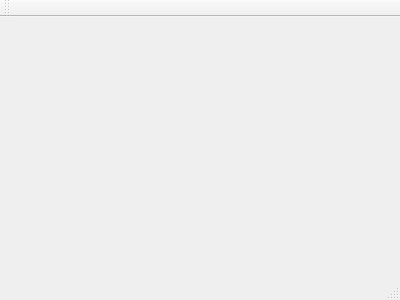
Qt form mainwindow.ui (cog777/TanksAttack) before a commit.
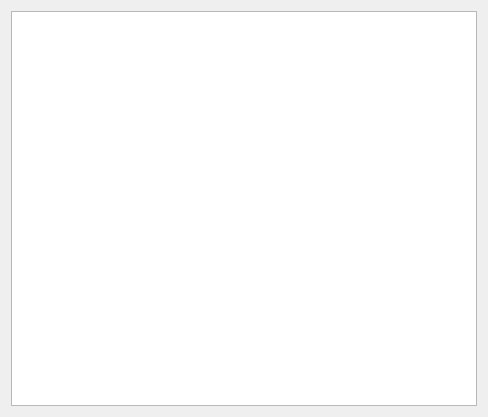
The same form after that commit.

Commit message: Added QGraphicsView, etc...

The edit to the form file:
```diff
--- a/mainwindow.ui
+++ b/mainwindow.ui
@@ -1,24 +1,32 @@
 <ui version="4.0">
  <class>MainWindow</class>
- <widget class="QMainWindow" name="MainWindow" >
-  <property name="geometry" >
+ <widget class="QMainWindow" name="MainWindow">
+  <property name="geometry">
    <rect>
     <x>0</x>
     <y>0</y>
-    <width>400</width>
-    <height>300</height>
+    <width>488</width>
+    <height>417</height>
    </rect>
   </property>
-  <property name="windowTitle" >
-   <string>MainWindow</string>
+  <property name="minimumSize">
+   <size>
+    <width>488</width>
+    <height>417</height>
+   </size>
   </property>
-  <widget class="QMenuBar" name="menuBar" />
-  <widget class="QToolBar" name="mainToolBar" />
-  <widget class="QWidget" name="centralWidget" />
-  <widget class="QStatusBar" name="statusBar" />
+  <property name="windowTitle">
+   <string>Tanks Attack</string>
+  </property>
+  <widget class="QWidget" name="centralWidget">
+   <layout class="QHBoxLayout" name="horizontalLayout">
+    <item>
+     <widget class="QGraphicsView" name="graphicsView"/>
+    </item>
+   </layout>
+  </widget>
  </widget>
- <layoutDefault spacing="6" margin="11" />
- <pixmapfunction></pixmapfunction>
+ <layoutdefault spacing="6" margin="11"/>
  <resources/>
  <connections/>
 </ui>
```
Left out of the diff: 1 changed line with no effect on the pictures. The commit also changes 2 other files.
